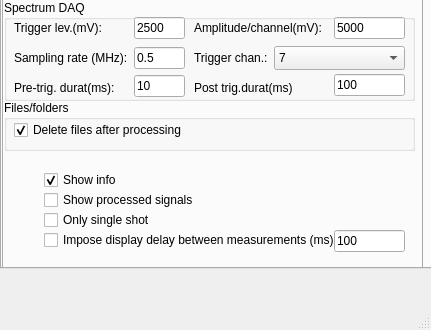
The window that Andritz_GUI/Andritz_GUI/gui_files/empa_gui.ui (sergey32355/ANDRITZ) describes before a commit, drawn with Qt 5; both pictures show x 0 to 431 and y 212 to 542 of the 431 by 542 pixel window.
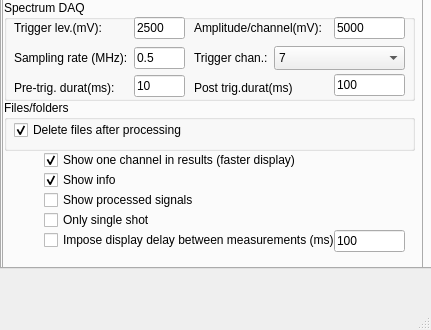
The same window after the commit. The open tabs and pages were chosen to show the change.

```diff
--- a/Andritz_GUI/Andritz_GUI/gui_files/empa_gui.ui
+++ b/Andritz_GUI/Andritz_GUI/gui_files/empa_gui.ui
@@ -1721,6 +1721,22 @@
          </property>
         </widget>
        </widget>
+       <widget class="QCheckBox" name="RealT_show_one_channel_checkbox_2">
+        <property name="geometry">
+         <rect>
+          <x>40</x>
+          <y>150</y>
+          <width>341</width>
+          <height>20</height>
+         </rect>
+        </property>
+        <property name="text">
+         <string>Show one channel in results (faster display)</string>
+        </property>
+        <property name="checked">
+         <bool>true</bool>
+        </property>
+       </widget>
       </widget>
       <widget class="QWidget" name="tab_6">
        <attribute name="title">
```
Left out of the diff: 4 changed lines with no effect on the pictures.
